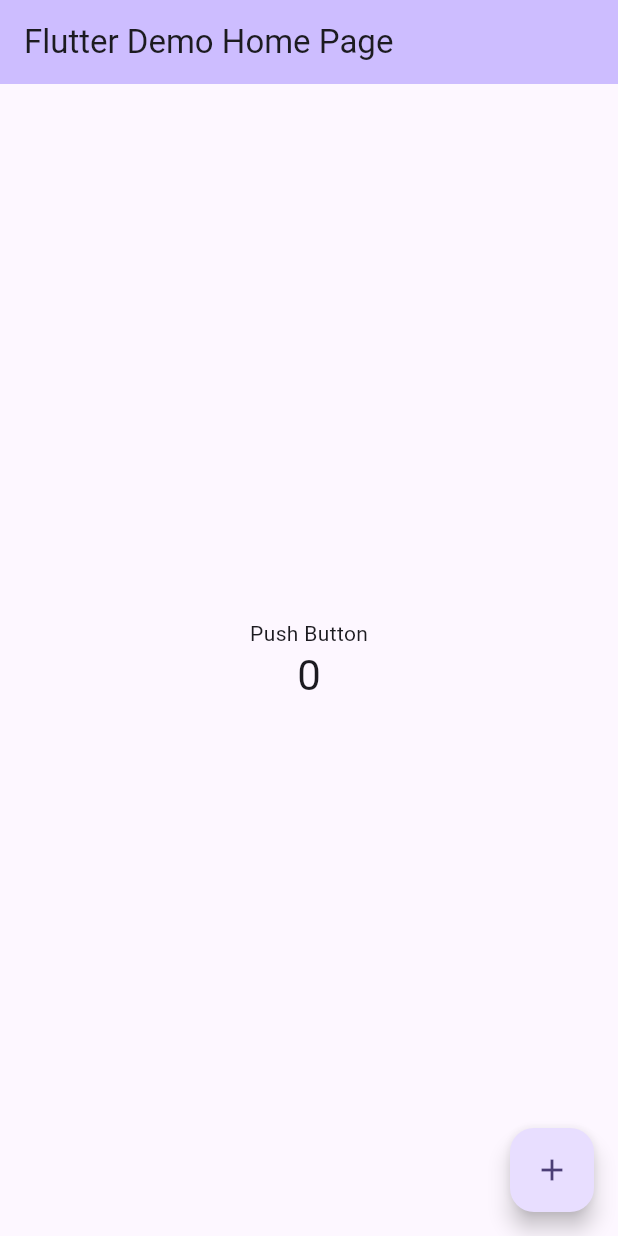
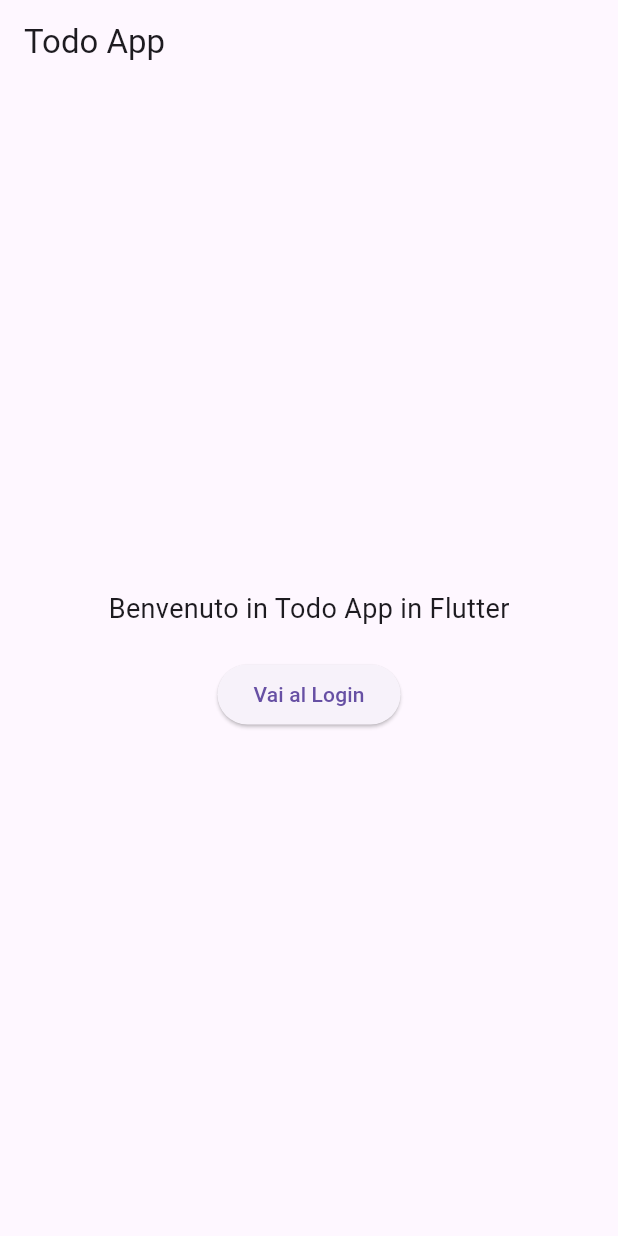
Before and after one commit to NicolaBuomp/flutter_todo_firebase, a Flutter app: the screen it shows after launch, on a phone screen of 412 x 824 dp. Run offline on Flutter 3.47's test engine with Material 3 defaults, Android fonts, the phone set to English and light mode, and no system bars.

Commit message:
Second push

```diff
--- a/lib/main.dart
+++ b/lib/main.dart
@@ -1,4 +1,6 @@
 import 'package:flutter/material.dart';
+import './screens/login_screen.dart';
+import './screens/home_screen.dart';
 
 void main() {
   runApp(const MyApp());
@@ -7,66 +9,19 @@ void main() {
 class MyApp extends StatelessWidget {
   const MyApp({super.key});
 
-  // This widget is the root of your application.
   @override
   Widget build(BuildContext context) {
     return MaterialApp(
-      title: 'Flutter Demo',
+      debugShowCheckedModeBanner: false,
       theme: ThemeData(
-        colorScheme: ColorScheme.fromSeed(seedColor: Colors.deepPurpleAccent),
-        useMaterial3: true,
+        primaryColor: Colors.blue,
+        primarySwatch: Colors.blueGrey
       ),
-      home: const MyHomePage(title: 'Flutter Demo Home Page'),
+      home: HomeScreen(),
+      routes: {
+        "home": (context) =>  HomeScreen(),
+        "login": (context) => const LoginScreen()
+      },
     );
   }
 }
-
-class MyHomePage extends StatefulWidget {
-  const MyHomePage({super.key, required this.title});
-
-  final String title;
-
-  @override
-  State<MyHomePage> createState() => _MyHomePageState();
-}
-
-class _MyHomePageState extends State<MyHomePage> {
-  int counter = 0;
-  String text = 'Push Button';
-
-  void incrementCounter() {
-    setState(() {
-      counter++;
-      text = 'You have pushed button';
-    });
-  }
-
-  @override
-  Widget build(BuildContext context) {
-    return Scaffold(
-      appBar: AppBar(
-        backgroundColor: Theme.of(context).colorScheme.inversePrimary,
-        title: Text(widget.title),
-      ),
-      body: Center(
-        child: Column(
-          mainAxisAlignment: MainAxisAlignment.center,
-          children: <Widget>[
-            Text(
-              text,
-            ),
-            Text(
-              '$counter',
-              style: Theme.of(context).textTheme.headlineMedium,
-            ),
-          ],
-        ),
-      ),
-      floatingActionButton: FloatingActionButton(
-        onPressed: incrementCounter,
-        tooltip: 'Increment',
-        child: const Icon(Icons.add),
-      ), // This trailing comma makes auto-formatting nicer for build methods.
-    );
-  }
-}
--- a/lib/screens/home_screen.dart
+++ b/lib/screens/home_screen.dart
@@ -0,0 +1,32 @@
+
+import 'package:flutter/material.dart';
+
+class HomeScreen extends StatelessWidget {
+  @override
+  Widget build(BuildContext context) {
+    return Scaffold(
+      appBar: AppBar(
+        title: Text('Todo App'),
+      ),
+      body: Center(
+        child: Column(
+          mainAxisAlignment: MainAxisAlignment.center,
+          children: [
+            Text(
+              'Benvenuto in Todo App in Flutter',
+              style: TextStyle(fontSize: 18),
+            ),
+            SizedBox(height: 20),
+            ElevatedButton(
+              onPressed: () {
+                // Naviga verso la schermata di login
+                Navigator.pushNamed(context, 'login');
+              },
+              child: Text('Vai al Login'),
+            ),
+          ],
+        ),
+      ),
+    );
+  }
+}
```
Also changed, not shown: lib/screens/login_screen.dart (+56 -0 lines).
